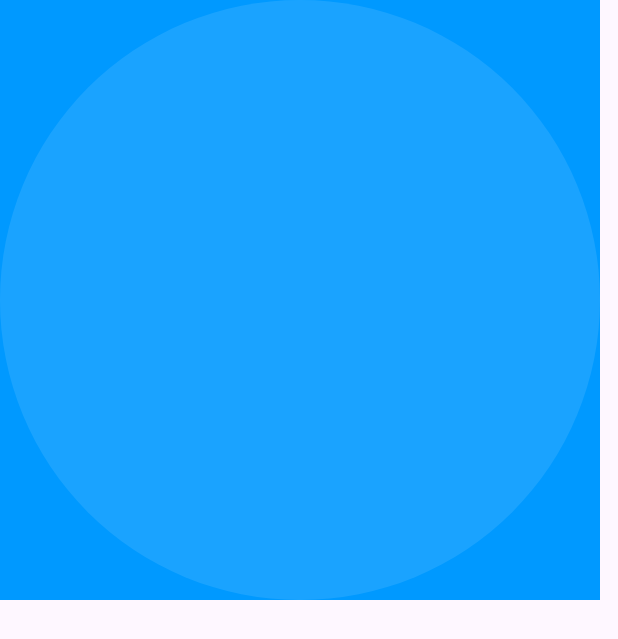
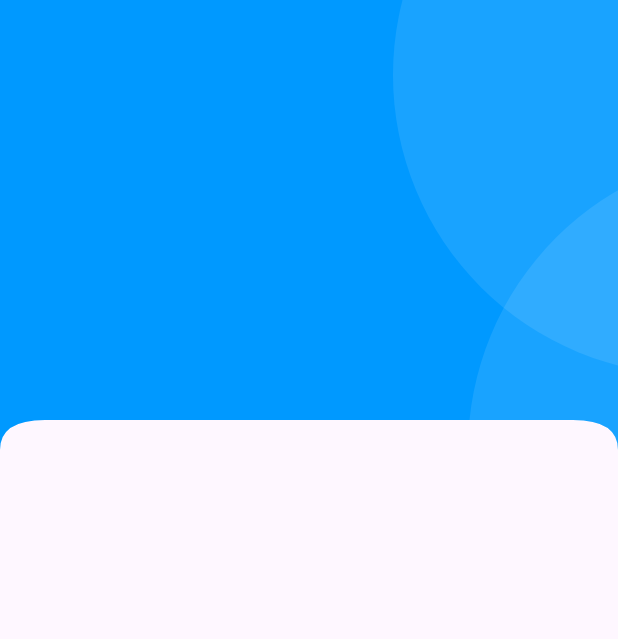
Before and after one commit to Razzle5/Job_mobile_app, a Flutter app: the HomeScreen screen opened directly, on a phone screen of 412 x 824 dp. Shown: the top 639 px of the screen. Run offline on Flutter 3.47's test engine with Material 3 defaults, Android fonts, the phone set to English and light mode, and no system bars; our stand-ins replace get, iconsax_flutter.

Commit message:
background home added

```diff
--- /dev/null
+++ b/lib/common/styles/widget/custom_shapes/container/circular_container.dart
@@ -0,0 +1,38 @@
+import 'package:flutter/material.dart';
+import 'package:job_app/constants/colors.dart';
+
+
+class CCircularContainer extends StatelessWidget {
+  const CCircularContainer({
+    super.key,
+    this.child,
+    this.width = 400,
+    this.height = 400,
+    this.radius = 400,
+    this.padding = 0,
+    this.backgroundcolor = CColors.primaryBackground,
+  });
+
+  final double? width;
+  final double? height;
+  final double? radius;
+  final double? padding;
+  final Widget? child;
+  final Color backgroundcolor;
+
+
+
+  @override
+  Widget build(BuildContext context) {
+    return Container(
+      width: width,
+      height: height,
+      padding: const EdgeInsets.all(0),
+      decoration: BoxDecoration(
+        borderRadius: BorderRadius.circular(radius ?? 00),
+        color: backgroundcolor,
+      ),
+      child: child,
+    );
+  }
+}
--- /dev/null
+++ b/lib/common/styles/widget/custom_shapes/curved_edges/curved_edges.dart
@@ -0,0 +1,30 @@
+import 'package:flutter/material.dart';
+
+class CCustomCurvedEdges extends CustomClipper<Path>{
+  @override
+  Path getClip(Size size) {
+    var path = Path();
+    path.lineTo(0,size.height);
+
+    final firstcurve = Offset(0,size.height - 20);
+    final lastcurve = Offset(30,size.height - 20);
+    path.quadraticBezierTo(firstcurve.dx, firstcurve.dy, lastcurve.dx, lastcurve.dy);
+
+    final secondFirstcurve = Offset(0,size.height - 20);
+    final secondlastcurve = Offset(size.width-30 ,size.height - 20);
+    path.quadraticBezierTo(secondFirstcurve.dx, secondFirstcurve.dy, secondlastcurve.dx, secondlastcurve.dy);
+
+    final thirdFirstcurve = Offset(size.width,size.height - 20);
+    final thirdlastcurve = Offset(size.width,size.height);
+    path.quadraticBezierTo(thirdFirstcurve.dx, thirdFirstcurve.dy, thirdlastcurve.dx, thirdlastcurve.dy);
+
+    path.lineTo(size.width,0);
+    path.close();
+    return path;
+  }
+
+  @override
+  bool shouldReclip(covariant CustomClipper<Path> oldClipper) {
+    return true;
+  }
+}
--- /dev/null
+++ b/lib/common/styles/widget/custom_shapes/curved_edges/curved_edges_widget.dart
@@ -0,0 +1,21 @@
+import 'package:flutter/material.dart';
+import 'package:job_app/common/styles/widget/custom_shapes/curved_edges/curved_edges.dart';
+
+class CCurvedEdgeWidget extends StatelessWidget {
+  const CCurvedEdgeWidget({
+    super.key,
+
+    this.child,
+  });
+
+  final Widget? child;
+
+
+  @override
+  Widget build(BuildContext context) {
+    return ClipPath(
+      clipper: CCustomCurvedEdges(),
+      child: child,
+    );
+  }
+}
--- /dev/null
+++ b/lib/features/user_dashboard/controllers/navigation_controllers.dart
@@ -0,0 +1,11 @@
+import 'package:get/get.dart';
+import 'package:flutter/material.dart';
+import 'package:job_app/features/user_dashboard/screen/home.dart';
+
+class NavigationControllers extends GetxController{
+  final selectedIndex = 0.obs;
+
+  final screens = const [
+    HomeScreen(),
+  ];
+}
--- a/lib/features/user_dashboard/screen/home.dart
+++ b/lib/features/user_dashboard/screen/home.dart
@@ -1,5 +1,8 @@
 import 'package:flutter/material.dart';
+import 'package:job_app/common/styles/widget/custom_shapes/curved_edges/curved_edges.dart';
 import 'package:job_app/constants/colors.dart';
+import 'package:job_app/common/styles/widget/custom_shapes/container/circular_container.dart';
+import 'package:job_app/common/styles/widget/custom_shapes/curved_edges/curved_edges_widget.dart';
 
 class HomeScreen extends StatelessWidget {
   const HomeScreen({super.key});
@@ -7,44 +10,44 @@ class HomeScreen extends StatelessWidget {
   @override
   Widget build(BuildContext context) {
     return Scaffold(
-      body: SingleChildScrollView(
+      body: CPrimaryHeaderContainer(child:Column(
+        children: [
+
+        ],
+      ),),
+    );
+  }
+}
+
+class CPrimaryHeaderContainer extends StatelessWidget {
+  const CPrimaryHeaderContainer({
+    super.key, required this.child,
+  });
+
+  final Widget? child;
+
+  @override
+  Widget build(BuildContext context) {
+    return SingleChildScrollView(
       child: Column(
         children: [
-            Container(
+          CCurvedEdgeWidget(
+            child: Container(
               color: CColors.primary,
               padding: const EdgeInsets.all(0),
+              child: SizedBox(
+                height: 300.0,
                 child: Stack(
                   children: [
-                  CCircularContainer(),
+                    Positioned(top:-150, right: -250 , child: CCircularContainer(backgroundcolor : CColors.textWhite.withAlpha(25))),
+                    Positioned(top: 100, right: -300,  child: CCircularContainer(backgroundcolor : CColors.textWhite.withAlpha(25))),
                   ],
+                ),
+              ),
             ),
           )
         ],
       ),
-      ),
     );
   }
 }
-
-class CCircularContainer extends StatelessWidget {
-  const CCircularContainer({
-    super.key,
-  });
-
-
-
-
-
-  @override
-  Widget build(BuildContext context) {
-    return Container(
-      width: 400,
-      height: 400,
-      padding: const EdgeInsets.all(0),
-      decoration: BoxDecoration(
-        borderRadius: BorderRadius.circular(400),
-        color: CColors.textWhite.withOpacity(0.1),
-      ),
-    );
-  }
-}
--- a/lib/features/user_dashboard/screen/navbar.dart
+++ b/lib/features/user_dashboard/screen/navbar.dart
@@ -1,15 +1,17 @@
 import 'package:flutter/material.dart';
 import 'package:get/get.dart';
 import 'package:iconsax_flutter/iconsax_flutter.dart';
+import 'package:job_app/features/user_dashboard/controllers/navigation_controllers.dart';
 
 class NavigationMenu extends StatelessWidget {
   const NavigationMenu({super.key});
 
   @override
   Widget build(BuildContext context) {
-    final controller = Get.put(NavigationController());
+    final controller = Get.find<NavigationControllers>();
 
     return Scaffold(
+      //bottom navigation bar showed
         bottomNavigationBar: Obx(
           () =>  NavigationBar(
               height: 80,
@@ -25,13 +27,8 @@ class NavigationMenu extends StatelessWidget {
               ],
           ),
         ),
-        body: Obx(() => controller.screen[controller.selectedIndex.value]),
+        //showed screen based on choice
+        body: Obx(() => controller.screens[controller.selectedIndex.value]),
     );
   }
 }
-
-class NavigationController extends GetxController{
-    final Rx<int> selectedIndex = 0.obs;
-
-    final screen = [Container(color:Colors.green),Container(color:Colors.yellow),Container(color:Colors.blue)];
-}
--- a/lib/main.dart
+++ b/lib/main.dart
@@ -1,8 +1,11 @@
 import 'package:flutter/material.dart';
 import 'package:job_app/features/user_dashboard/screen/navbar.dart';
-
+import 'package:job_app/features/user_dashboard/screen/home.dart';
+import 'package:job_app/features/user_dashboard/controllers/navigation_controllers.dart';
+import 'package:get/get.dart';
 
 void main() {
+  Get.put(NavigationControllers());
   runApp(const MyApp());
 }
 
@@ -18,7 +21,7 @@ class MyApp extends StatelessWidget {
         colorScheme: ColorScheme.fromSeed(seedColor: Colors.deepPurple),
       ),
       debugShowCheckedModeBanner: false,
-      home: const NavigationMenu(),
+      home: NavigationMenu(),
     );
   }
 }
```
Lines whose indentation alone changed are shown as unchanged.
